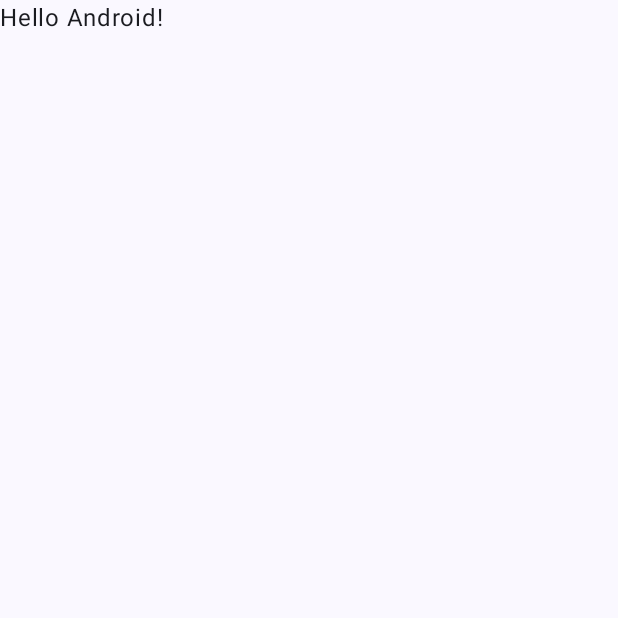
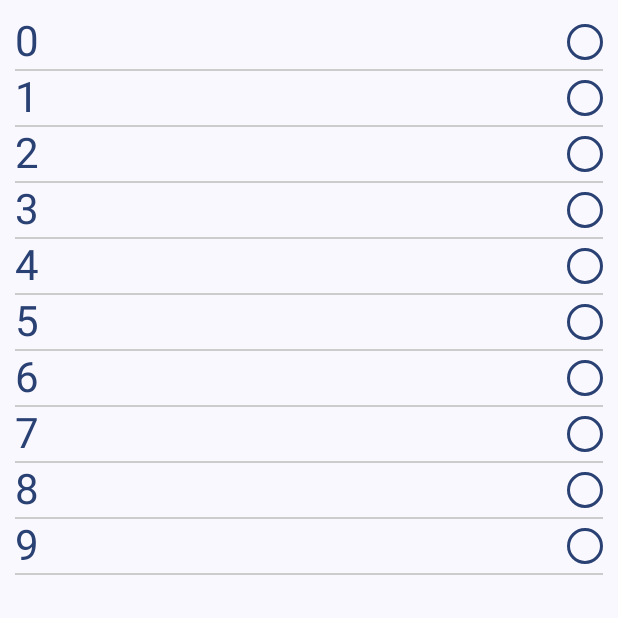
Before and after one commit to Malik-Gatin/request_codes_app, an Android app built with Jetpack Compose: the screen it shows after launch (MainActivity), on a phone screen of 412 x 824 dp, the top half of it. Before the commit the part shown is almost empty. Run offline under Robolectric (Android 15) with nearby library versions, the phone set to English and light mode, and no system bars.

Commit message:
task: разработка ui 1) Разработан прототип ui

```diff
--- a/app/build.gradle.kts
+++ b/app/build.gradle.kts
@@ -5,7 +5,7 @@ plugins {
 
 android {
     namespace = "com.example.requestcodesapp"
-    compileSdk = 34
+    compileSdk = 35
 
     defaultConfig {
         applicationId = "com.example.requestcodesapp"
--- a/app/src/main/java/com/example/requestcodesapp/MainActivity.kt
+++ b/app/src/main/java/com/example/requestcodesapp/MainActivity.kt
@@ -6,10 +6,10 @@ import androidx.activity.compose.setContent
 import androidx.compose.foundation.layout.fillMaxSize
 import androidx.compose.material3.MaterialTheme
 import androidx.compose.material3.Surface
-import androidx.compose.material3.Text
 import androidx.compose.runtime.Composable
 import androidx.compose.ui.Modifier
 import androidx.compose.ui.tooling.preview.Preview
+import com.example.requestcodesapp.ui.Codes
 import com.example.requestcodesapp.ui.theme.RequestCodesAppTheme
 
 class MainActivity : ComponentActivity() {
@@ -17,30 +17,26 @@ class MainActivity : ComponentActivity() {
         super.onCreate(savedInstanceState)
         setContent {
             RequestCodesAppTheme {
-                // A surface container using the 'background' color from the theme
-                Surface(
-                    modifier = Modifier.fillMaxSize(),
-                    color = MaterialTheme.colorScheme.background
-                ) {
-                    Greeting("Android")
-                }
+                RequestCodesApp(Modifier.fillMaxSize())
             }
         }
     }
 }
 
 @Composable
-fun Greeting(name: String, modifier: Modifier = Modifier) {
-    Text(
-        text = "Hello $name!",
-        modifier = modifier
-    )
+fun RequestCodesApp(modifier: Modifier = Modifier) {
+    Surface(
+        modifier = modifier,
+        color = MaterialTheme.colorScheme.background
+    ) {
+        Codes()
+    }
 }
 
 @Preview(showBackground = true)
 @Composable
-fun GreetingPreview() {
+fun RequestCodesAppPreview() {
     RequestCodesAppTheme {
-        Greeting("Android")
+        RequestCodesApp()
     }
 }
--- /dev/null
+++ b/app/src/main/java/com/example/requestcodesapp/presentation/RequestCodesViewModel.kt
@@ -0,0 +1,21 @@
+package com.example.requestcodesapp.presentation
+
+import androidx.lifecycle.ViewModel
+import androidx.lifecycle.viewModelScope
+import com.example.requestcodesapp.utils.TimerController
+import kotlinx.coroutines.flow.MutableStateFlow
+import kotlinx.coroutines.flow.StateFlow
+
+class RequestCodesViewModel: ViewModel() {
+
+    private val timerController = TimerController(viewModelScope)
+
+    // состояния таймера
+    val timerProgress: StateFlow<Float> = MutableStateFlow(1f)
+    val timeRemain: StateFlow<Int> = MutableStateFlow(30)
+
+    fun startTimer(duration: Int, onFinish: () -> Unit) {
+        timerController.startTimer(duration, onFinish)
+    }
+
+}
--- /dev/null
+++ b/app/src/main/java/com/example/requestcodesapp/ui/CodeItem.kt
@@ -0,0 +1,70 @@
+package com.example.requestcodesapp.ui
+
+import androidx.compose.foundation.layout.Row
+import androidx.compose.foundation.layout.size
+import androidx.compose.material3.CircularProgressIndicator
+import androidx.compose.material3.Divider
+import androidx.compose.material3.MaterialTheme
+import androidx.compose.material3.Text
+import androidx.compose.runtime.Composable
+import androidx.compose.ui.Alignment
+import androidx.compose.ui.Modifier
+import androidx.compose.ui.graphics.Color
+import androidx.compose.ui.tooling.preview.Preview
+import androidx.compose.ui.unit.dp
+import com.example.requestcodesapp.ui.theme.RequestCodesAppTheme
+
+@Composable
+fun CodeItem(
+    modifier: Modifier = Modifier,
+    code: String = "123 321",
+    timerProgress: Float = 1f,
+    timerRemaining: Int
+) {
+    val textColor = if (timerRemaining <= 5) MaterialTheme.colorScheme.error else MaterialTheme.colorScheme.primary
+
+    Row(
+        modifier = modifier,
+        verticalAlignment = Alignment.CenterVertically
+    ) {
+        Text(
+            modifier = Modifier.weight(1f),
+            text = code,
+            style = MaterialTheme.typography.headlineMedium,
+            color = textColor
+        )
+        CircularProgressIndicator(
+            progress = timerProgress,
+            modifier = Modifier.size(24.dp),
+            strokeWidth = 2.dp
+        )
+    }
+    Divider(color = Color.LightGray, thickness = 1.dp)
+
+}
+
+@Preview(showBackground = true)
+@Composable
+fun CodeItemPreviewTimeMoreThen5(
+    timerRemaining: Int = 30
+) {
+    RequestCodesAppTheme {
+        CodeItem(
+            timerRemaining = timerRemaining
+        )
+    }
+}
+
+@Preview(showBackground = true)
+@Composable
+fun CodeItemPreviewTimeLessThen5(
+    timerProgress: Float = 1f / 6,
+    timerRemaining: Int = 3
+) {
+    RequestCodesAppTheme {
+        CodeItem(
+            timerProgress = timerProgress,
+            timerRemaining = timerRemaining
+        )
+    }
+}
--- /dev/null
+++ b/app/src/main/java/com/example/requestcodesapp/ui/CodesScreen.kt
@@ -0,0 +1,53 @@
+package com.example.requestcodesapp.ui
+
+import androidx.compose.foundation.layout.padding
+import androidx.compose.foundation.lazy.LazyColumn
+import androidx.compose.foundation.lazy.items
+import androidx.compose.material3.Surface
+import androidx.compose.runtime.Composable
+import androidx.compose.runtime.LaunchedEffect
+import androidx.compose.runtime.collectAsState
+import androidx.compose.runtime.getValue
+import androidx.compose.ui.Modifier
+import androidx.compose.ui.tooling.preview.Preview
+import androidx.compose.ui.unit.dp
+import com.example.requestcodesapp.presentation.RequestCodesViewModel
+import com.example.requestcodesapp.ui.theme.RequestCodesAppTheme
+
+@Composable
+fun Codes(
+    modifier: Modifier = Modifier,
+    codes: List<String> = List(10) { "$it" },
+    timerDuration: Int = 30, // общее время таймера в секундах,
+    requestCodesViewModel: RequestCodesViewModel = RequestCodesViewModel()
+) {
+    val progress by requestCodesViewModel.timerProgress.collectAsState()
+    val timeLeft by requestCodesViewModel.timeRemain.collectAsState()
+
+    LaunchedEffect(timerDuration) {
+        requestCodesViewModel.startTimer(timerDuration) {
+
+        }
+    }
+
+    Surface(modifier = modifier) {
+        LazyColumn(modifier = modifier.padding(10.dp)) {
+            items(codes) { code ->
+                CodeItem(
+                    code = code,
+                    timerProgress = progress,
+                    timerRemaining = timeLeft
+                )
+            }
+        }
+    }
+
+}
+
+@Preview(showBackground = true, widthDp = 320)
+@Composable
+fun CodePreview() {
+    RequestCodesAppTheme {
+        Codes()
+    }
+}
--- /dev/null
+++ b/app/src/main/java/com/example/requestcodesapp/utils/TimerController.kt
@@ -0,0 +1,21 @@
+package com.example.requestcodesapp.utils
+
+import kotlinx.coroutines.CoroutineScope
+
+class TimerController(private val scope: CoroutineScope) {
+
+    /**
+     * Запускает таймер с заданной длительностью (в секундах)
+     * Если таймер уже запущен, предыдущая задача отменяется
+     */
+    fun startTimer(duration: Int, onFinish: () -> Unit) {
+
+    }
+
+    /**
+     * Останавливает текущий таймер
+     */
+    fun cancelTimer() {
+
+    }
+}
```
